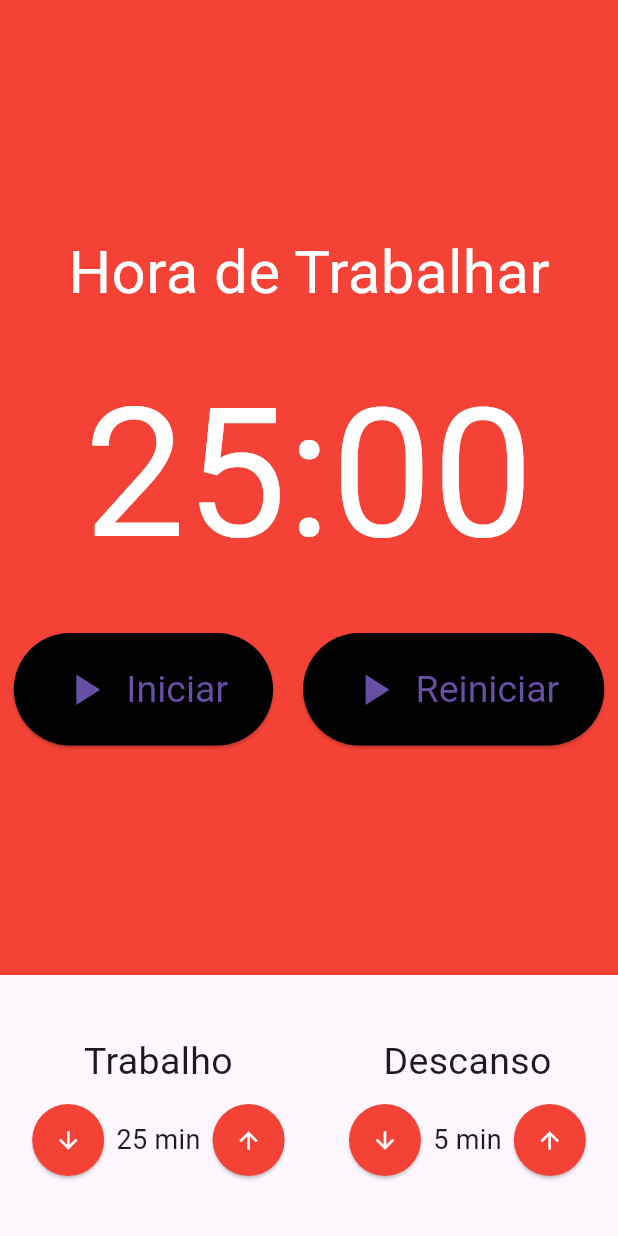
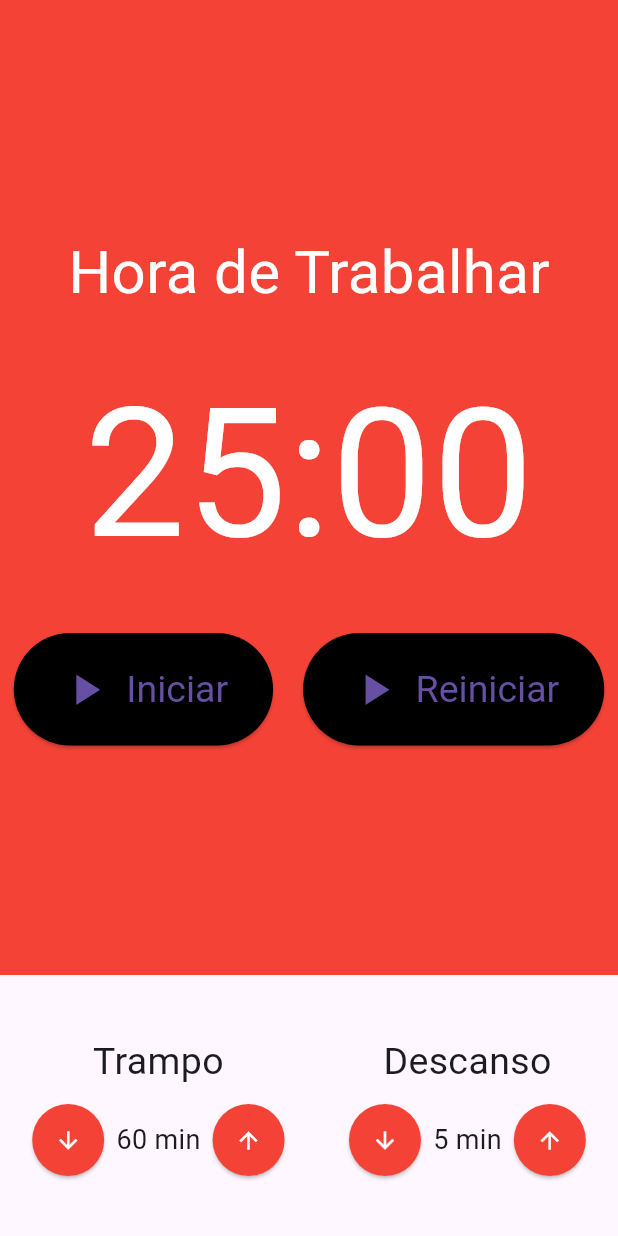
Before and after one commit to Souza83/pomodoro, a Flutter app: the screen it shows after launch, on a phone screen of 412 x 824 dp. Run offline on Flutter 3.47's test engine with Material 3 defaults, Android fonts, the phone set to English and light mode, and no system bars; our stand-ins replace mobx; generated files the repository leaves out were written again.

```diff
--- a/lib/main.dart
+++ b/lib/main.dart
@@ -11,7 +11,7 @@ class MyApp extends StatelessWidget {
   @override
   Widget build(BuildContext context) {
     return MaterialApp(
-      title: 'Flutter Demo',
+      title: 'Pomodoro',
       theme: ThemeData(
         primarySwatch: Colors.blue,
       ),
--- a/lib/pages/Pomodoro.dart
+++ b/lib/pages/Pomodoro.dart
@@ -20,8 +20,8 @@ class Pomodoro extends StatelessWidget {
               mainAxisAlignment: MainAxisAlignment.spaceAround,
               children: [
                 EntradaTempo(
-                  titulo: 'Trabalho',
-                  valor: 25,
+                  titulo: 'Trampo',
+                  valor: 60,
                 ),
                 EntradaTempo(
                   titulo: 'Descanso',
```
